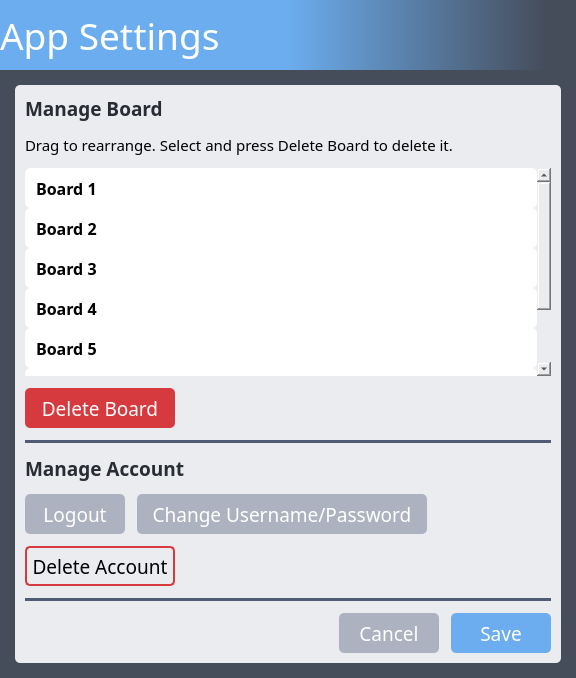
This is src/ui/app_settings.ui in dulapahv/Kanbaru as Qt 5 draws it before an edit. The edited form follows.
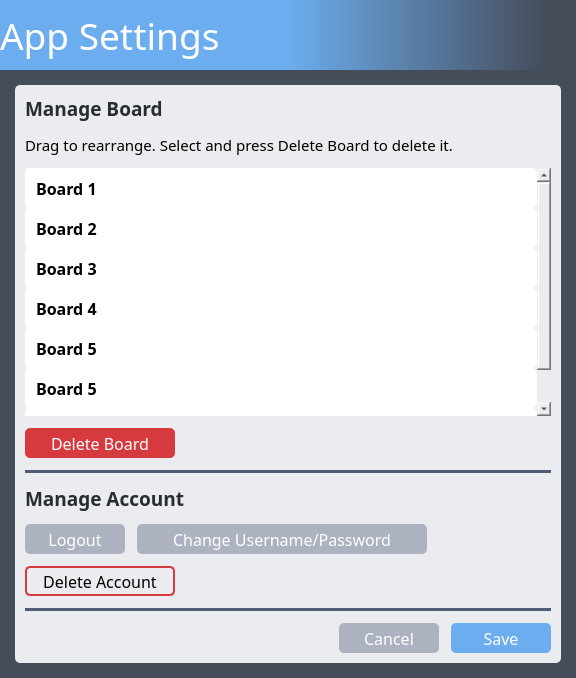
This is the edited form.

```diff
--- a/src/ui/app_settings.ui
+++ b/src/ui/app_settings.ui
@@ -217,13 +217,13 @@
                 <property name="minimumSize">
                  <size>
                   <width>150</width>
-                  <height>40</height>
+                  <height>30</height>
                  </size>
                 </property>
                 <property name="font">
                  <font>
                   <family>Torus Pro</family>
-                  <pointsize>14</pointsize>
+                  <pointsize>12</pointsize>
                  </font>
                 </property>
                 <property name="cursor">
@@ -287,13 +287,13 @@
                   <property name="minimumSize">
                    <size>
                     <width>100</width>
-                    <height>40</height>
+                    <height>30</height>
                    </size>
                   </property>
                   <property name="font">
                    <font>
                     <family>Torus Pro</family>
-                    <pointsize>14</pointsize>
+                    <pointsize>12</pointsize>
                    </font>
                   </property>
                   <property name="cursor">
@@ -319,13 +319,13 @@
                   <property name="minimumSize">
                    <size>
                     <width>290</width>
-                    <height>40</height>
+                    <height>30</height>
                    </size>
                   </property>
                   <property name="font">
                    <font>
                     <family>Torus Pro</family>
-                    <pointsize>14</pointsize>
+                    <pointsize>12</pointsize>
                    </font>
                   </property>
                   <property name="cursor">
@@ -366,13 +366,13 @@
                 <property name="minimumSize">
                  <size>
                   <width>150</width>
-                  <height>40</height>
+                  <height>30</height>
                  </size>
                 </property>
                 <property name="font">
                  <font>
                   <family>Torus Pro</family>
-                  <pointsize>14</pointsize>
+                  <pointsize>12</pointsize>
                  </font>
                 </property>
                 <property name="cursor">
@@ -436,13 +436,13 @@
               <property name="minimumSize">
                <size>
                 <width>100</width>
-                <height>40</height>
+                <height>30</height>
                </size>
               </property>
               <property name="font">
                <font>
                 <family>Torus Pro</family>
-                <pointsize>14</pointsize>
+                <pointsize>12</pointsize>
                </font>
               </property>
               <property name="cursor">
@@ -468,13 +468,13 @@
               <property name="minimumSize">
                <size>
                 <width>100</width>
-                <height>40</height>
+                <height>30</height>
                </size>
               </property>
               <property name="font">
                <font>
                 <family>Torus Pro</family>
-                <pointsize>14</pointsize>
+                <pointsize>12</pointsize>
                </font>
               </property>
               <property name="cursor">
```
